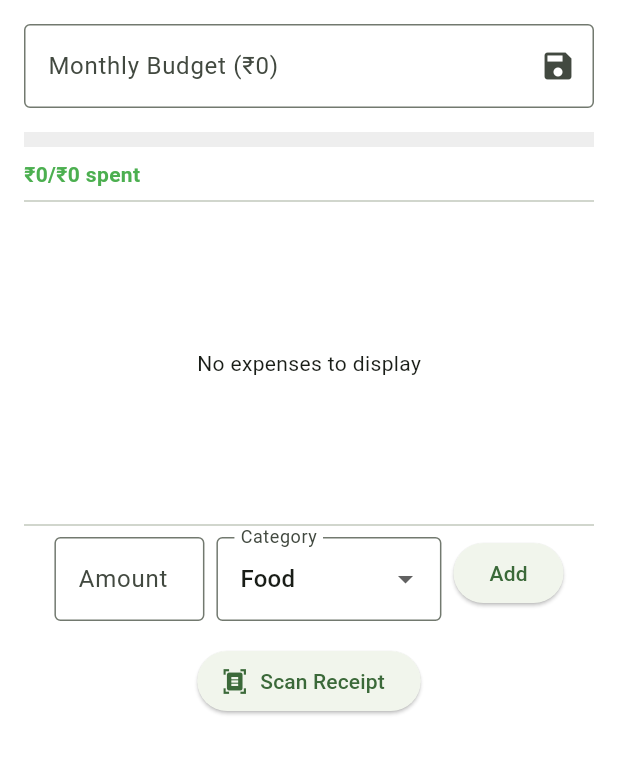
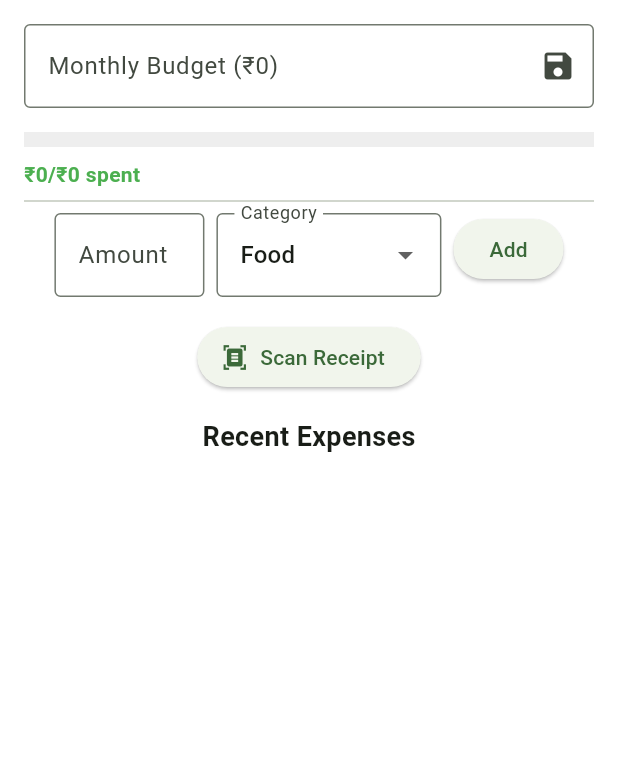
Before and after one commit to AmbujKRai/BrokeNoMore, a Flutter app: the screen it shows after launch, on a phone screen of 412 x 824 dp, the part 84-859 px from its top. Run offline on Flutter 3.47's test engine with Material 3 defaults, Android fonts, the phone set to English and light mode, and no system bars; our stand-ins replace fl_chart, hive, hive_flutter, image_picker, shared_preferences; missing offline and left inert: google_mlkit_text_recognition; accounts and stored records are empty.

Commit message:
small fixes

```diff
--- a/lib/main.dart
+++ b/lib/main.dart
@@ -1,6 +1,5 @@
 import 'package:flutter/material.dart';
 import 'package:hive_flutter/hive_flutter.dart';
-import 'package:fl_chart/fl_chart.dart';
 import 'package:provider/provider.dart';
 import 'receipt_scanner.dart';
 import 'theme_provider.dart';
@@ -84,7 +83,7 @@ class _MyHomePageState extends State<MyHomePage> {
     final savedRecurringExpenses = _recurringBox.get('expenses', defaultValue: []);
     setState(() {
       _recurringExpenses = List<Map<String, dynamic>>.from(
-        savedRecurringExpenses.map((e) => Map<String, dynamic>.from(e)),
+        savedRecurringExpenses.map((e) => Map<String, dynamic>.from(e as Map)),
       );
     });
   }
@@ -215,37 +214,6 @@ class _MyHomePageState extends State<MyHomePage> {
     return totalSpent / _budget;
   }
 
-  List<BarChartGroupData> _prepareChartData() {
-
-    final Map<String, double> expensesByDate = {};
-    for (var expense in _expenses) {
-      final date = expense['date'] as String;
-      expensesByDate[date] = (expensesByDate[date] ?? 0) + (expense['amount'] as double);
-    }
-
-    final sortedDates = expensesByDate.keys.toList()..sort();
-
-
-    return List.generate(
-      sortedDates.length,
-          (index) {
-        final date = sortedDates[index];
-        final amount = expensesByDate[date] ?? 0;
-        return BarChartGroupData(
-          x: index,
-          barRods: [
-            BarChartRodData(
-              toY: amount,
-              color: Colors.green,
-              width: 16,
-              borderRadius: BorderRadius.circular(4),
-            ),
-          ],
-        );
-      },
-    );
-  }
-
   @override
   Widget build(BuildContext context) {
     final totalSpent = _expenses.fold(0.0, (sum, e) => sum + (e['amount'] as double));
@@ -291,7 +259,6 @@ class _MyHomePageState extends State<MyHomePage> {
           padding: const EdgeInsets.all(16.0),
           child: Column(
             children: [
-
               TextField(
                 controller: _budgetController,
                 keyboardType: TextInputType.number,
@@ -314,7 +281,6 @@ class _MyHomePageState extends State<MyHomePage> {
                 ),
               ),
               const SizedBox(height: 16),
-
               Column(
                 crossAxisAlignment: CrossAxisAlignment.start,
                 children: [
@@ -337,147 +303,7 @@ class _MyHomePageState extends State<MyHomePage> {
                 ],
               ),
               const Divider(),
-
-              Container(
-                height: 200,
-                padding: const EdgeInsets.symmetric(vertical: 10),
-                child: _expenses.isEmpty
-                    ? const Center(child: Text('No expenses to display'))
-                    : BarChart(
-                        BarChartData(
-                          alignment: BarChartAlignment.spaceAround,
-                          maxY: _expenses.isEmpty
-                              ? 100
-                              : _expenses
-                                  .map((e) => e['amount'] as double)
-                                  .reduce((a, b) => a > b ? a : b) * 1.2,
-                          titlesData: FlTitlesData(
-                            show: true,
-                            rightTitles: AxisTitles(
-                              sideTitles: SideTitles(showTitles: false),
-                            ),
-                            topTitles: AxisTitles(
-                              sideTitles: SideTitles(showTitles: false),
-                            ),
-                            bottomTitles: AxisTitles(
-                              sideTitles: SideTitles(
-                                showTitles: true,
-                                getTitlesWidget: (value, meta) {
-                                  if (value >= 0 && value < _prepareChartData().length) {
-                                    final date = _expenses[value.toInt()]['date'] as String;
-                                    final parts = date.split('-');
-                                    if (parts.length >= 3) {
-                                      return Text('${parts[1]}/${parts[2]}');
-                                    }
-                                  }
-                                  return const Text('');
-                                },
-                              ),
-                            ),
-                          ),
-                          borderData: FlBorderData(show: false),
-                          barGroups: _prepareChartData(),
-                        ),
-                      ),
-              ),
-              const Divider(),
-
-              Wrap(
-                spacing: 8,
-                runSpacing: 8,
-                children: [
-                  SizedBox(
-                    width: 100,
-                    child: TextField(
-                      controller: _amountController,
-                      keyboardType: TextInputType.number,
-                      decoration: const InputDecoration(
-                        labelText: 'Amount',
-                        border: OutlineInputBorder(),
-                      ),
-                    ),
-                  ),
-                  SizedBox(
-                    width: 150,
-                    child: DropdownButtonFormField<String>(
-                      value: _selectedCategory,
-                      decoration: const InputDecoration(
-                        labelText: 'Category',
-                        border: OutlineInputBorder(),
-                      ),
-                      items: const [
-                        DropdownMenuItem(value: 'Food', child: Text('Food')),
-                        DropdownMenuItem(value: 'Transport', child: Text('Transport')),
-                        DropdownMenuItem(value: 'Movies', child: Text('Movies')),
-                        DropdownMenuItem(value: 'Party', child: Text('Party')),
-                        DropdownMenuItem(value: 'Stationery', child: Text('Stationery')),
-                        DropdownMenuItem(value: 'Bills', child: Text('Bills')),
-                      ],
-                      onChanged: (value) => setState(() => _selectedCategory = value!),
-                    ),
-                  ),
-                  ElevatedButton(
-                    onPressed: _addExpense,
-                    child: const Text('Add'),
-                  ),
-                ],
-              ),
-              const SizedBox(height: 16),
-
-              ElevatedButton.icon(
-                onPressed: () {
-                  Navigator.push(
-                    context,
-                    MaterialPageRoute(
-                      builder: (context) => ReceiptScanner(
-                        onExpenseExtracted: (amount, category) {
-                          setState(() {
-                            _expenses.add({
-                              'amount': amount,
-                              'category': category,
-                              'date': DateTime.now().toString().split(' ')[0],
-                            });
-                            _saveExpenses();
-                          });
-                        },
-                      ),
-                    ),
-                  );
-                },
-                icon: const Icon(Icons.document_scanner),
-                label: const Text('Scan Receipt'),
-              ),
-              const SizedBox(height: 16),
-
-              Container(
-                height: 200,
-                child: ListView.builder(
-                  shrinkWrap: true,
-                  itemCount: _expenses.length,
-                  itemBuilder: (context, index) {
-                    final expense = _expenses[index];
-                    return ListTile(
-                      leading: Icon(_getCategoryIcon(expense['category'])),
-                      title: Text('₹${expense['amount'].toStringAsFixed(0)}'),
-                      subtitle: Text(expense['category']),
-                      trailing: Row(
-                        mainAxisSize: MainAxisSize.min,
-                        children: [
-                          Text(expense['date']),
-                          IconButton(
-                            onPressed: () => _deleteExpense(index),
-                            icon: const Icon(Icons.delete),
-                          ),
-                        ],
-                      ),
-                      onTap: () => _editExpense(index),
-                    );
-                  },
-                ),
-              ),
-
               if (upcomingRecurring.isNotEmpty) ...[
-                const Divider(),
                 const Text(
                   'Upcoming Recurring Expenses',
                   style: TextStyle(
@@ -520,7 +346,105 @@ class _MyHomePageState extends State<MyHomePage> {
                     );
                   },
                 ),
+                const Divider(),
               ],
+              Wrap(
+                spacing: 8,
+                runSpacing: 8,
+                children: [
+                  SizedBox(
+                    width: 100,
+                    child: TextField(
+                      controller: _amountController,
+                      keyboardType: TextInputType.number,
+                      decoration: const InputDecoration(
+                        labelText: 'Amount',
+                        border: OutlineInputBorder(),
+                      ),
+                    ),
+                  ),
+                  SizedBox(
+                    width: 150,
+                    child: DropdownButtonFormField<String>(
+                      value: _selectedCategory,
+                      decoration: const InputDecoration(
+                        labelText: 'Category',
+                        border: OutlineInputBorder(),
+                      ),
+                      items: const [
+                        DropdownMenuItem(value: 'Food', child: Text('Food')),
+                        DropdownMenuItem(value: 'Transport', child: Text('Transport')),
+                        DropdownMenuItem(value: 'Movies', child: Text('Movies')),
+                        DropdownMenuItem(value: 'Party', child: Text('Party')),
+                        DropdownMenuItem(value: 'Stationery', child: Text('Stationery')),
+                        DropdownMenuItem(value: 'Bills', child: Text('Bills')),
+                      ],
+                      onChanged: (value) => setState(() => _selectedCategory = value!),
+                    ),
+                  ),
+                  ElevatedButton(
+                    onPressed: _addExpense,
+                    child: const Text('Add'),
+                  ),
+                ],
+              ),
+              const SizedBox(height: 16),
+              ElevatedButton.icon(
+                onPressed: () {
+                  Navigator.push(
+                    context,
+                    MaterialPageRoute(
+                      builder: (context) => ReceiptScanner(
+                        onExpenseExtracted: (amount, category) {
+                          setState(() {
+                            _expenses.add({
+                              'amount': amount,
+                              'category': category,
+                              'date': DateTime.now().toString().split(' ')[0],
+                            });
+                            _saveExpenses();
+                          });
+                        },
+                      ),
+                    ),
+                  );
+                },
+                icon: const Icon(Icons.document_scanner),
+                label: const Text('Scan Receipt'),
+              ),
+              const SizedBox(height: 16),
+              const Text(
+                'Recent Expenses',
+                style: TextStyle(
+                  fontSize: 18,
+                  fontWeight: FontWeight.bold,
+                ),
+              ),
+              const SizedBox(height: 8),
+              ListView.builder(
+                shrinkWrap: true,
+                physics: const NeverScrollableScrollPhysics(),
+                itemCount: _expenses.length,
+                itemBuilder: (context, index) {
+                  final expense = _expenses[index];
+                  return ListTile(
+                    leading: Icon(_getCategoryIcon(expense['category'])),
+                    title: Text('₹${expense['amount'].toStringAsFixed(0)}'),
+                    subtitle: Text(expense['category']),
+                    trailing: Row(
+                      mainAxisSize: MainAxisSize.min,
+                      children: [
+                        Text(expense['date']),
+                        IconButton(
+                          onPressed: () => _deleteExpense(index),
+                          icon: const Icon(Icons.delete),
+                        ),
+                      ],
+                    ),
+                    onTap: () => _editExpense(index),
+                  );
+                },
+              ),
             ],
           ),
         ),
```
Also changed, not shown: lib/screens/recurring_expenses_screen.dart (+4 -4 lines), pubspec.yaml (+9 -10 lines), pubspec.lock, 6 other files.
